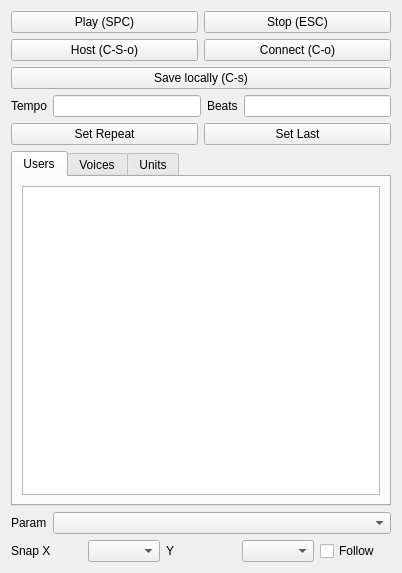
Qt form src/editor/SideMenu.ui (yuxshao/ptcollab) before a commit.
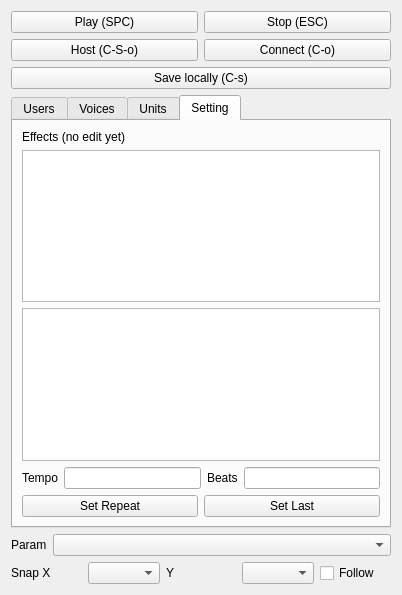
The same form after that commit. The open tabs and pages were chosen to show the change. Icons and pictures are not drawn.

Commit message: display delay and ovdrvg

```diff
--- a/src/editor/SideMenu.ui
+++ b/src/editor/SideMenu.ui
@@ -7,7 +7,7 @@
     <x>0</x>
     <y>0</y>
     <width>402</width>
-    <height>573</height>
+    <height>595</height>
    </rect>
   </property>
   <property name="windowTitle">
@@ -76,64 +76,6 @@
      </property>
     </widget>
    </item>
-   <item>
-    <layout class="QHBoxLayout" name="horizontalLayout_5">
-     <item>
-      <widget class="QLabel" name="label">
-       <property name="text">
-        <string>Tempo</string>
-       </property>
-      </widget>
-     </item>
-     <item>
-      <widget class="QLineEdit" name="tempoField">
-       <property name="sizePolicy">
-        <sizepolicy hsizetype="Expanding" vsizetype="Fixed">
-         <horstretch>0</horstretch>
-         <verstretch>0</verstretch>
-        </sizepolicy>
-       </property>
-       <property name="maxLength">
-        <number>6</number>
-       </property>
-      </widget>
-     </item>
-     <item>
-      <widget class="QLabel" name="label_4">
-       <property name="text">
-        <string>Beats</string>
-       </property>
-      </widget>
-     </item>
-     <item>
-      <widget class="QLineEdit" name="beatsField"/>
-     </item>
-    </layout>
-   </item>
-   <item>
-    <layout class="QHBoxLayout" name="horizontalLayout_9">
-     <item>
-      <widget class="QPushButton" name="setRepeatBtn">
-       <property name="focusPolicy">
-        <enum>Qt::NoFocus</enum>
-       </property>
-       <property name="text">
-        <string>Set Repeat</string>
-       </property>
-      </widget>
-     </item>
-     <item>
-      <widget class="QPushButton" name="setLastBtn">
-       <property name="focusPolicy">
-        <enum>Qt::NoFocus</enum>
-       </property>
-       <property name="text">
-        <string>Set Last</string>
-       </property>
-      </widget>
-     </item>
-    </layout>
-   </item>
    <item>
     <widget class="QTabWidget" name="tabWidget">
      <property name="currentIndex">
@@ -263,6 +205,104 @@
        </item>
       </layout>
      </widget>
+     <widget class="QWidget" name="tab_3">
+      <attribute name="title">
+       <string>Setting</string>
+      </attribute>
+      <layout class="QVBoxLayout" name="verticalLayout_7">
+       <item>
+        <widget class="QLabel" name="label_6">
+         <property name="text">
+          <string>Effects (no edit yet)</string>
+         </property>
+        </widget>
+       </item>
+       <item>
+        <widget class="QTableView" name="delayList">
+         <property name="focusPolicy">
+          <enum>Qt::NoFocus</enum>
+         </property>
+         <attribute name="horizontalHeaderMinimumSectionSize">
+          <number>24</number>
+         </attribute>
+         <attribute name="horizontalHeaderStretchLastSection">
+          <bool>true</bool>
+         </attribute>
+        </widget>
+       </item>
+       <item>
+        <widget class="QTableView" name="overdriveList">
+         <property name="focusPolicy">
+          <enum>Qt::NoFocus</enum>
+         </property>
+         <attribute name="horizontalHeaderMinimumSectionSize">
+          <number>24</number>
+         </attribute>
+         <attribute name="horizontalHeaderStretchLastSection">
+          <bool>true</bool>
+         </attribute>
+        </widget>
+       </item>
+       <item>
+        <layout class="QHBoxLayout" name="horizontalLayout_5">
+         <item>
+          <widget class="QLabel" name="label">
+           <property name="text">
+            <string>Tempo</string>
+           </property>
+          </widget>
+         </item>
+         <item>
+          <widget class="QLineEdit" name="tempoField">
+           <property name="sizePolicy">
+            <sizepolicy hsizetype="Expanding" vsizetype="Fixed">
+             <horstretch>0</horstretch>
+             <verstretch>0</verstretch>
+            </sizepolicy>
+           </property>
+           <property name="maxLength">
+            <number>6</number>
+           </property>
+          </widget>
+         </item>
+         <item>
+          <widget class="QLabel" name="label_4">
+           <property name="text">
+            <string>Beats</string>
+           </property>
+          </widget>
+         </item>
+         <item>
+          <widget class="QLineEdit" name="beatsField"/>
+         </item>
+        </layout>
+       </item>
+       <item>
+        <layout class="QHBoxLayout" name="horizontalLayout_9">
+         <item>
+          <widget class="QPushButton" name="setRepeatBtn">
+           <property name="focusPolicy">
+            <enum>Qt::NoFocus</enum>
+           </property>
+           <property name="text">
+            <string>Set Repeat</string>
+           </property>
+          </widget>
+         </item>
+         <item>
+          <widget class="QPushButton" name="setLastBtn">
+           <property name="focusPolicy">
+            <enum>Qt::NoFocus</enum>
+           </property>
+           <property name="text">
+            <string>Set Last</string>
+           </property>
+          </widget>
+         </item>
+        </layout>
+       </item>
+      </layout>
+     </widget>
     </widget>
    </item>
    <item>
```
The commit also changes 16 other files.
